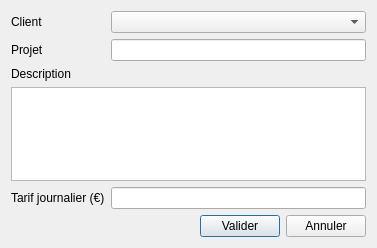
Old version of the form src/dialogs/addprojectdialog.ui in the repository FACT-Team/FactDev.
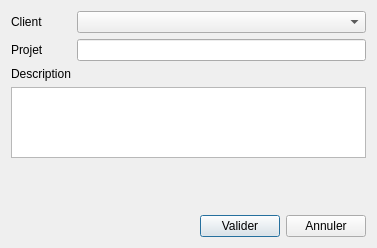
New version of the form. Icons and pictures are not drawn. Custom widgets are drawn as their Qt base class.

What changed in the file:
```diff
--- a/src/dialogs/addprojectdialog.ui
+++ b/src/dialogs/addprojectdialog.ui
@@ -60,19 +60,9 @@
      </property>
     </widget>
    </item>
-   <item row="4" column="1">
-    <widget class="QLineEdit" name="leDailyRate"/>
-   </item>
    <item row="0" column="1">
     <widget class="QComboBox" name="cbCustomer"/>
    </item>
-   <item row="4" column="0">
-    <widget class="QLabel" name="lbNbDays">
-     <property name="text">
-      <string>Tarif journalier (€)</string>
-     </property>
-    </widget>
-   </item>
    <item row="1" column="0">
     <widget class="QLabel" name="lbProjectName">
      <property name="text">
@@ -93,8 +83,26 @@
      </property>
     </widget>
    </item>
+   <item row="4" column="0" colspan="2">
+    <widget class="RateWidget" name="widget" native="true">
+     <property name="minimumSize">
+      <size>
+       <width>0</width>
+       <height>45</height>
+      </size>
+     </property>
+    </widget>
+   </item>
   </layout>
  </widget>
+ <customwidgets>
+  <customwidget>
+   <class>RateWidget</class>
+   <extends>QWidget</extends>
+   <header>widgets/ratewidget.h</header>
+   <container>1</container>
+  </customwidget>
+ </customwidgets>
  <resources>
   <include location="../icons.qrc"/>
  </resources>
```
